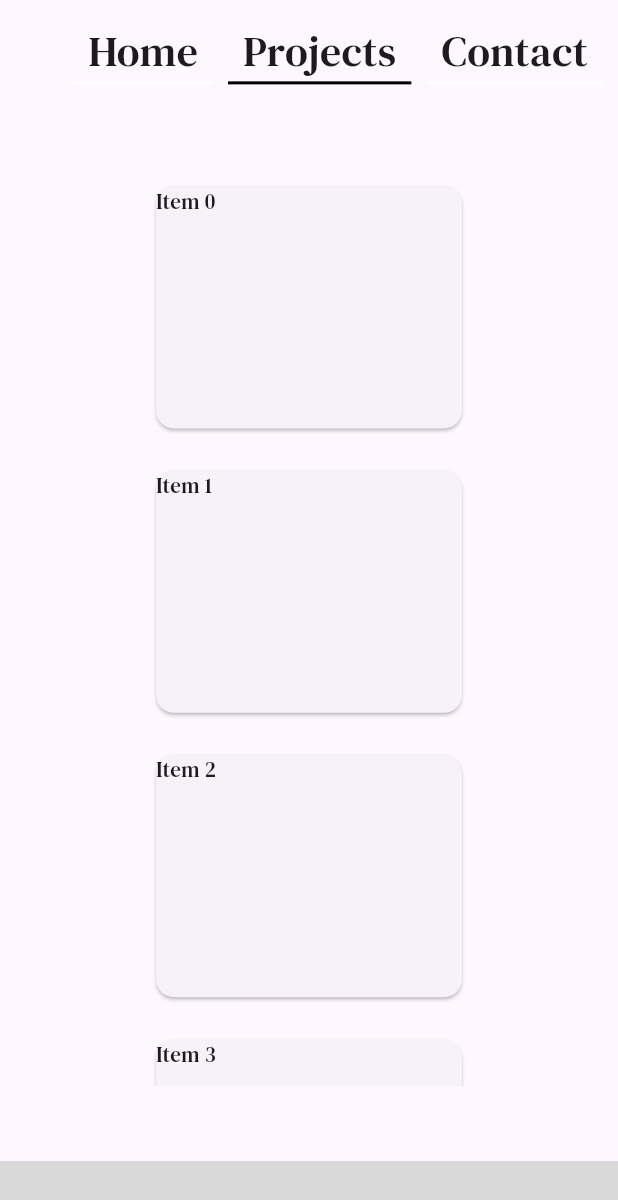
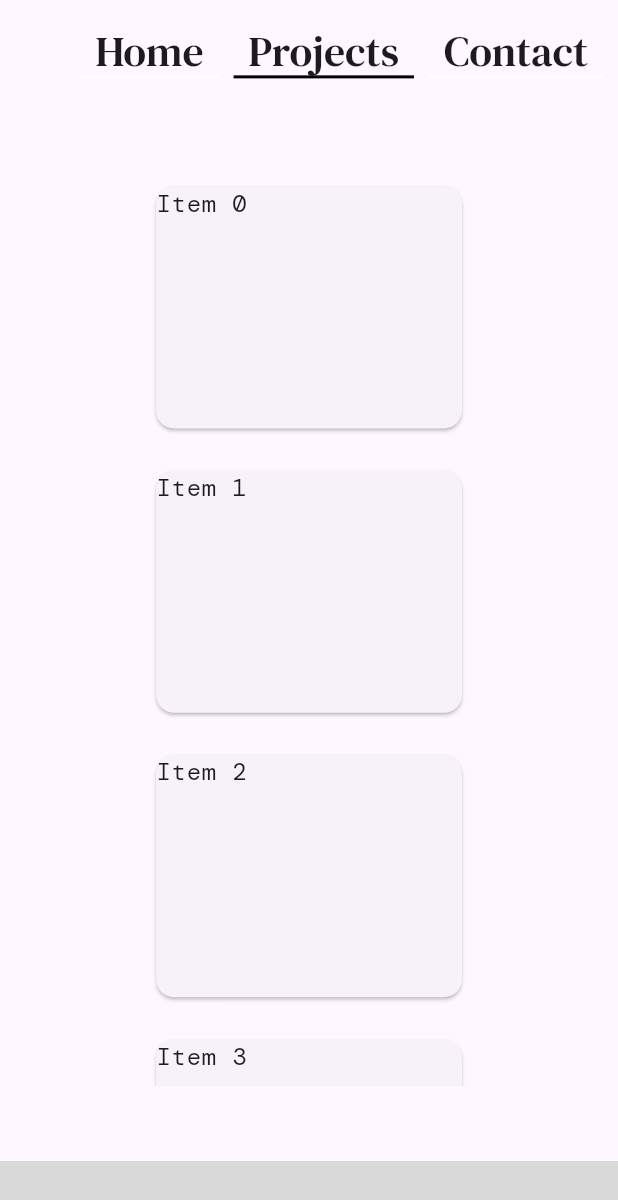
Before and after one commit to angost/Portfolio-Website, a Flutter app: the screen it shows after launch, after a tap on "Projects", on a phone screen of 412 x 824 dp. Shown: the top 1200 px of the screen. Run offline on Flutter 3.47's test engine with Material 3 defaults, Android fonts, the phone set to English and light mode, and no system bars; drawn by our look-alikes of flip_card; project files that could hold a hidden picture were left out.

Commit message:
Improved card action colors. Added new text style

```diff
--- a/lib/homePage.dart
+++ b/lib/homePage.dart
@@ -28,7 +28,8 @@ class _HomePageState extends State<HomePage> {
                   ]).createShader(
                     Rect.fromLTWH(0, 0, bounds.width, bounds.height),
                   ),
-              child: Text("In progress", style: TextStyle(fontSize: 56))),
+              child: Text("In progress",
+                  style: Theme.of(context).textTheme.displayLarge)),
           Spacer(),
           Container(
             color: Color.fromRGBO(217, 217, 217, 1),
--- a/lib/myAppBar.dart
+++ b/lib/myAppBar.dart
@@ -9,11 +9,12 @@ class MyAppBar extends AppBar {
   String currentPage;
   MyAppBar(this.context, this.currentPage)
       : super(
-            title: Text("Angelika Ostrowska", style: TextStyle(fontSize: 28)),
+            title: Text("Angelika Ostrowska",
+                style: Theme.of(context).textTheme.displayMedium),
             automaticallyImplyLeading: false,
-            actions:
-                // TODO change navigation behaviour, e.g. create Controller with methods like changeToPage(x) which POPS current page from stack and PUSHES new, requested page. Better, because we won't have many unncessary elements on stack
-                Menu(context, currentPage, TextStyle(fontSize: 28)).menuItems,
+            actions: Menu(context, currentPage,
+                    Theme.of(context).textTheme.displayMedium!)
+                .menuItems,
             // , decoration: TextDecoration.underline
             toolbarHeight: 70);
 }
--- a/lib/projectsPage.dart
+++ b/lib/projectsPage.dart
@@ -40,6 +40,9 @@ class _ProjectsPageState extends State<ProjectsPage> {
                     controller.toggleCard();
                   },
                   onTap: () {}, // has to be here for onHover to work
+                  hoverColor: Colors.transparent,
+                  splashColor: Colors.transparent,
+                  highlightColor: Colors.transparent,
                   child: FlipCard(
                     controller: controller,
                     fill: Fill
@@ -47,10 +50,14 @@ class _ProjectsPageState extends State<ProjectsPage> {
                     direction: FlipDirection.HORIZONTAL, // default
                     side: CardSide.FRONT, // The side to initially display.
                     front: Card(
-                      child: Text('Item $index'),
+                      child: Text('Item $index',
+                          style: Theme.of(context).textTheme.bodyLarge),
                     ),
                     back: Card(
-                      child: Text('Tył'),
+                      child: Text(
+                        'Tył',
+                        style: Theme.of(context).textTheme.bodyMedium,
+                      ),
                     ),
                   ),
                 );
--- a/lib/theme/theme_constants.dart
+++ b/lib/theme/theme_constants.dart
@@ -1,4 +1,11 @@
 import 'package:flutter/material.dart';
 
 ThemeData baseTheme = ThemeData(
-    primaryColor: Color.fromRGBO(157, 95, 95, 1), fontFamily: 'DM Serif Text');
+    primaryColor: Color.fromRGBO(157, 95, 95, 1),
+    fontFamily: 'DM Serif Text',
+    textTheme: TextTheme(
+      displayLarge: TextStyle(fontFamily: 'DM Serif Text', fontSize: 56),
+      displayMedium: TextStyle(fontFamily: 'DM Serif Text', fontSize: 28),
+      bodyLarge: TextStyle(fontFamily: 'DM Mono'),
+      bodyMedium: TextStyle(fontFamily: 'DM Mono'),
+    ));
```
Also changed, not shown: pubspec.yaml (+7 -0 lines), fonts/DMMono-Italic.ttf (added), fonts/DMMono-Light.ttf (added), fonts/DMMono-LightItalic.ttf (added), fonts/DMMono-Medium.ttf (added), fonts/DMMono-MediumItalic.ttf (added), fonts/DMMono-Regular.ttf (added).
